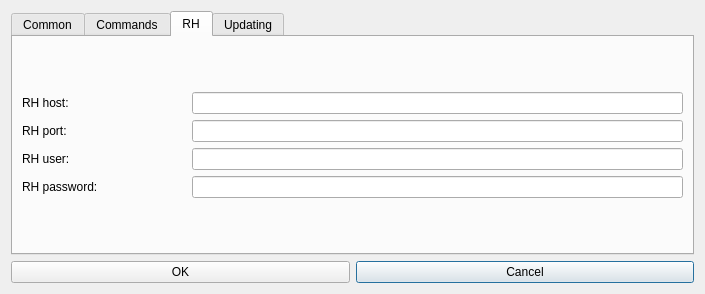
subutai-io/control-center, file hub/forms/DlgSettings.ui: the form before one commit.
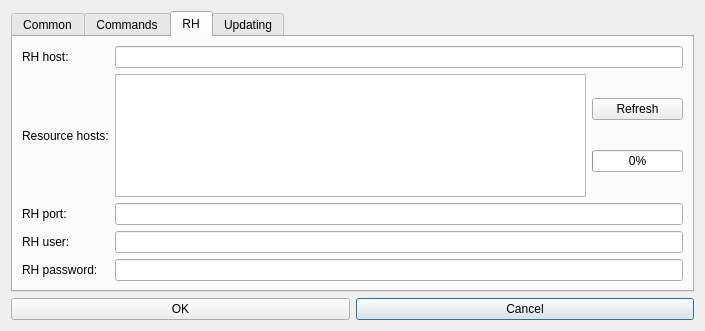
The form after the commit. The open tabs and pages were chosen to show the change. Icons and pictures are not drawn.

The edit to the form file:
```diff
--- a/hub/forms/DlgSettings.ui
+++ b/hub/forms/DlgSettings.ui
@@ -7,7 +7,7 @@
     <x>0</x>
     <y>0</y>
     <width>705</width>
-    <height>294</height>
+    <height>331</height>
    </rect>
   </property>
   <property name="windowTitle">
@@ -260,7 +260,7 @@
         </attribute>
         <layout class="QVBoxLayout" name="verticalLayout_5">
          <item>
-          <layout class="QGridLayout" name="gridLayout_8" columnstretch="1,3">
+          <layout class="QGridLayout" name="gridLayout_11" columnstretch="0,2,0">
            <item row="0" column="0">
             <widget class="QLabel" name="lbl_rhip_host">
              <property name="text">
@@ -268,37 +268,65 @@
              </property>
             </widget>
            </item>
-           <item row="0" column="1">
-            <widget class="QLineEdit" name="le_rhip_host"/>
-           </item>
            <item row="1" column="0">
+            <widget class="QLabel" name="lbl_rh_list">
+             <property name="text">
+              <string>Resource hosts:</string>
+             </property>
+            </widget>
+           </item>
+           <item row="1" column="1">
+            <widget class="QListView" name="lstv_resource_hosts"/>
+           </item>
+           <item row="1" column="2">
+            <layout class="QGridLayout" name="gridLayout_8">
+             <item row="0" column="0">
+              <widget class="QPushButton" name="btn_refresh_rh_list">
+               <property name="text">
+                <string>Refresh</string>
+               </property>
+              </widget>
+             </item>
+             <item row="1" column="0">
+              <widget class="QProgressBar" name="pb_refresh_rh_list">
+               <property name="value">
+                <number>0</number>
+               </property>
+              </widget>
+             </item>
+            </layout>
+           </item>
+           <item row="2" column="0">
             <widget class="QLabel" name="lbl_rhip_port">
              <property name="text">
               <string>RH port:</string>
              </property>
             </widget>
            </item>
-           <item row="1" column="1">
-            <widget class="QLineEdit" name="le_rhip_port"/>
-           </item>
-           <item row="2" column="0">
+           <item row="3" column="0">
             <widget class="QLabel" name="lbl_rhip_user">
              <property name="text">
               <string>RH user:</string>
              </property>
             </widget>
            </item>
-           <item row="2" column="1">
-            <widget class="QLineEdit" name="le_rhip_user"/>
-           </item>
-           <item row="3" column="0">
+           <item row="4" column="0">
             <widget class="QLabel" name="lbl_rhip_pass">
              <property name="text">
               <string>RH password:</string>
              </property>
             </widget>
            </item>
-           <item row="3" column="1">
+           <item row="0" column="1" colspan="2">
+            <widget class="QLineEdit" name="le_rhip_host"/>
+           </item>
+           <item row="2" column="1" colspan="2">
+            <widget class="QLineEdit" name="le_rhip_port"/>
+           </item>
+           <item row="3" column="1" colspan="2">
+            <widget class="QLineEdit" name="le_rhip_user"/>
+           </item>
+           <item row="4" column="1" colspan="2">
             <widget class="QLineEdit" name="le_rhip_password">
              <property name="echoMode">
               <enum>QLineEdit::Password</enum>
```
